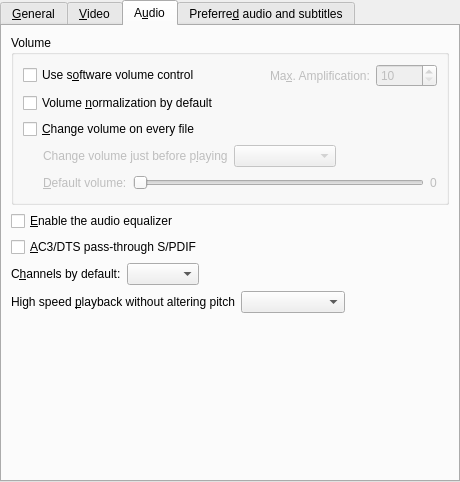
Above: src/prefgeneral.ui from wilbert2000/wzplayer before the change. Below: the same form after it.
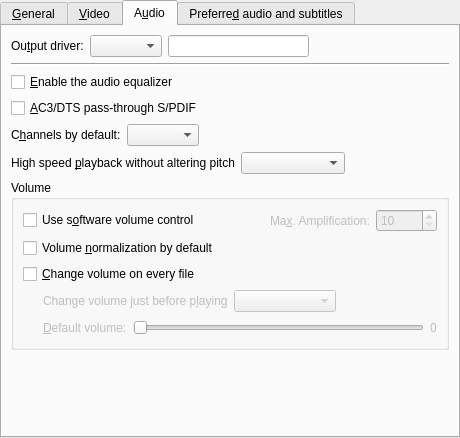
That is the form after the change. The open tabs and pages were chosen to show the change. Custom widgets are drawn as their Qt base class.

Commit message: Moved the comboboxes for the video & audio drivers to the Video and Audio tabs.

What changed in the file:
```diff
--- a/src/prefgeneral.ui
+++ b/src/prefgeneral.ui
@@ -6,7 +6,7 @@
     <x>0</x>
     <y>0</y>
     <width>460</width>
-    <height>482</height>
+    <height>438</height>
    </rect>
   </property>
   <layout class="QVBoxLayout" >
@@ -106,120 +106,6 @@
          </layout>
         </widget>
        </item>
-       <item>
-        <widget class="QGroupBox" name="groupBox_2" >
-         <property name="title" >
-          <string>Output drivers</string>
-         </property>
-         <layout class="QGridLayout" >
-          <property name="leftMargin" >
-           <number>9</number>
-          </property>
-          <property name="topMargin" >
-           <number>9</number>
-          </property>
-          <property name="rightMargin" >
-           <number>9</number>
-          </property>
-          <property name="bottomMargin" >
-           <number>9</number>
-          </property>
-          <property name="horizontalSpacing" >
-           <number>6</number>
-          </property>
-          <property name="verticalSpacing" >
-           <number>6</number>
-          </property>
-          <item row="1" column="0" >
-           <widget class="QLabel" name="ao_label" >
-            <property name="text" >
-             <string>&amp;Audio:</string>
-            </property>
-            <property name="wordWrap" >
-             <bool>false</bool>
-            </property>
-            <property name="buddy" >
-             <cstring>ao_combo</cstring>
-            </property>
-           </widget>
-          </item>
-          <item row="0" column="0" >
-           <widget class="QLabel" name="vo_label" >
-            <property name="text" >
-             <string>V&amp;ideo:</string>
-            </property>
-            <property name="wordWrap" >
-             <bool>false</bool>
-            </property>
-            <property name="buddy" >
-             <cstring>vo_combo</cstring>
-            </property>
-           </widget>
-          </item>
-          <item row="0" column="1" >
-           <widget class="QComboBox" name="vo_combo" >
-            <property name="sizePolicy" >
-             <sizepolicy vsizetype="Fixed" hsizetype="Preferred" >
-              <horstretch>0</horstretch>
-              <verstretch>0</verstretch>
-             </sizepolicy>
-            </property>
-            <property name="editable" >
-             <bool>false</bool>
-            </property>
-           </widget>
-          </item>
-          <item row="1" column="1" >
-           <widget class="QComboBox" name="ao_combo" >
-            <property name="sizePolicy" >
-             <sizepolicy vsizetype="Fixed" hsizetype="Preferred" >
-              <horstretch>0</horstretch>
-              <verstretch>0</verstretch>
-             </sizepolicy>
-            </property>
-            <property name="editable" >
-             <bool>false</bool>
-            </property>
-           </widget>
-          </item>
-          <item row="0" column="2" >
-           <widget class="QLineEdit" name="vo_user_defined_edit" />
-          </item>
-          <item row="1" column="2" >
-           <widget class="QLineEdit" name="ao_user_defined_edit" />
-          </item>
-          <item row="0" column="3" >
-           <spacer>
-            <property name="orientation" >
-             <enum>Qt::Horizontal</enum>
-            </property>
-            <property name="sizeType" >
-             <enum>QSizePolicy::Preferred</enum>
-            </property>
-            <property name="sizeHint" >
-             <size>
-              <width>61</width>
-              <height>21</height>
-             </size>
-            </property>
-           </spacer>
-          </item>
-          <item row="1" column="3" >
-           <spacer>
-            <property name="orientation" >
-             <enum>Qt::Horizontal</enum>
-            </property>
-            <property name="sizeHint" >
-             <size>
-              <width>81</width>
-              <height>20</height>
-             </size>
-            </property>
-           </spacer>
-          </item>
-         </layout>
-        </widget>
-       </item>
        <item>
         <widget class="QGroupBox" name="groupBox_3" >
          <property name="title" >
@@ -556,21 +442,170 @@
        <string>A&amp;udio</string>
       </attribute>
       <layout class="QVBoxLayout" >
-       <property name="spacing" >
-        <number>6</number>
-       </property>
-       <property name="leftMargin" >
-        <number>9</number>
-       </property>
-       <property name="topMargin" >
-        <number>9</number>
-       </property>
-       <property name="rightMargin" >
-        <number>9</number>
-       </property>
-       <property name="bottomMargin" >
-        <number>9</number>
-       </property>
+       <item>
+        <layout class="QHBoxLayout" >
+         <item>
+          <widget class="QLabel" name="ao_label" >
+           <property name="text" >
+            <string>Ou&amp;tput driver:</string>
+           </property>
+           <property name="wordWrap" >
+            <bool>false</bool>
+           </property>
+           <property name="buddy" >
+            <cstring>ao_combo</cstring>
+           </property>
+          </widget>
+         </item>
+         <item>
+          <widget class="QComboBox" name="ao_combo" >
+           <property name="sizePolicy" >
+            <sizepolicy vsizetype="Fixed" hsizetype="Preferred" >
+             <horstretch>0</horstretch>
+             <verstretch>0</verstretch>
+            </sizepolicy>
+           </property>
+           <property name="editable" >
+            <bool>false</bool>
+           </property>
+          </widget>
+         </item>
+         <item>
+          <widget class="QLineEdit" name="ao_user_defined_edit" />
+         </item>
+         <item>
+          <spacer>
+           <property name="orientation" >
+            <enum>Qt::Horizontal</enum>
+           </property>
+           <property name="sizeHint" >
+            <size>
+             <width>81</width>
+             <height>20</height>
+            </size>
+           </property>
+          </spacer>
+         </item>
+        </layout>
+       </item>
+       <item>
+        <widget class="Line" name="line_6" >
+         <property name="orientation" >
+          <enum>Qt::Horizontal</enum>
+         </property>
+        </widget>
+       </item>
+       <item>
+        <widget class="QCheckBox" name="audio_equalizer_check" >
+         <property name="text" >
+          <string>&amp;Enable the audio equalizer</string>
+         </property>
+        </widget>
+       </item>
+       <item>
+        <widget class="QCheckBox" name="hwac3_check" >
+         <property name="text" >
+          <string>&amp;AC3/DTS pass-through S/PDIF</string>
+         </property>
+        </widget>
+       </item>
+       <item>
+        <layout class="QHBoxLayout" >
+         <property name="spacing" >
+          <number>6</number>
+         </property>
+         <property name="leftMargin" >
+          <number>0</number>
+         </property>
+         <property name="topMargin" >
+          <number>0</number>
+         </property>
+         <property name="rightMargin" >
+          <number>0</number>
+         </property>
+         <property name="bottomMargin" >
+          <number>0</number>
+         </property>
+         <item>
+          <widget class="QLabel" name="label" >
+           <property name="text" >
+            <string>C&amp;hannels by default:</string>
+           </property>
+           <property name="buddy" >
+            <cstring>channels_combo</cstring>
+           </property>
+          </widget>
+         </item>
+         <item>
+          <widget class="QComboBox" name="channels_combo" />
+         </item>
+         <item>
+          <spacer>
+           <property name="orientation" >
+            <enum>Qt::Horizontal</enum>
+           </property>
+           <property name="sizeHint" >
+            <size>
+             <width>40</width>
+             <height>20</height>
+            </size>
+           </property>
+          </spacer>
+         </item>
+        </layout>
+       </item>
+       <item>
+        <layout class="QHBoxLayout" >
+         <property name="spacing" >
+          <number>6</number>
+         </property>
+         <property name="leftMargin" >
+          <number>0</number>
+         </property>
+         <property name="topMargin" >
+          <number>0</number>
+         </property>
+         <property name="rightMargin" >
+          <number>0</number>
+         </property>
+         <property name="bottomMargin" >
+          <number>0</number>
+         </property>
+         <item>
+          <widget class="QLabel" name="label_6" >
+           <property name="text" >
+            <string>High speed &amp;playback without altering pitch</string>
+           </property>
+           <property name="buddy" >
+            <cstring>scaletempo_combo</cstring>
+           </property>
+          </widget>
+         </item>
+         <item>
+          <widget class="TristateCombo" name="scaletempo_combo" >
+           <property name="sizePolicy" >
+            <sizepolicy vsizetype="Fixed" hsizetype="Expanding" >
+             <horstretch>0</horstretch>
+             <verstretch>0</verstretch>
+            </sizepolicy>
+           </property>
+          </widget>
+         </item>
+         <item>
+          <spacer>
+           <property name="orientation" >
+            <enum>Qt::Horizontal</enum>
+           </property>
+           <property name="sizeHint" >
+            <size>
+             <width>40</width>
+             <height>20</height>
+            </size>
+           </property>
+          </spacer>
+         </item>
+        </layout>
+       </item>
        <item>
         <widget class="QGroupBox" name="groupBox_4" >
          <property name="title" >
@@ -825,117 +860,6 @@
          </layout>
         </widget>
        </item>
-       <item>
-        <widget class="QCheckBox" name="audio_equalizer_check" >
-         <property name="text" >
-          <string>&amp;Enable the audio equalizer</string>
-         </property>
-        </widget>
-       </item>
-       <item>
-        <widget class="QCheckBox" name="hwac3_check" >
-         <property name="text" >
-          <string>&amp;AC3/DTS pass-through S/PDIF</string>
-         </property>
-        </widget>
-       </item>
-       <item>
-        <layout class="QHBoxLayout" >
-         <property name="spacing" >
-          <number>6</number>
-         </property>
-         <property name="leftMargin" >
-          <number>0</number>
-         </property>
-         <property name="topMargin" >
-          <number>0</number>
-         </property>
-         <property name="rightMargin" >
-          <number>0</number>
-         </property>
-         <property name="bottomMargin" >
-          <number>0</number>
-         </property>
-         <item>
-          <widget class="QLabel" name="label" >
-           <property name="text" >
-            <string>C&amp;hannels by default:</string>
-           </property>
-           <property name="buddy" >
-            <cstring>channels_combo</cstring>
-           </property>
-          </widget>
-         </item>
-         <item>
-          <widget class="QComboBox" name="channels_combo" />
-         </item>
-         <item>
-          <spacer>
-           <property name="orientation" >
-            <enum>Qt::Horizontal</enum>
-           </property>
-           <property name="sizeHint" >
-            <size>
-             <width>40</width>
-             <height>20</height>
-            </size>
-           </property>
-          </spacer>
-         </item>
-        </layout>
-       </item>
-       <item>
-        <layout class="QHBoxLayout" >
-         <property name="spacing" >
-          <number>6</number>
-         </property>
-         <property name="leftMargin" >
-          <number>0</number>
-         </property>
-         <property name="topMargin" >
-          <number>0</number>
-         </property>
-         <property name="rightMargin" >
-          <number>0</number>
-         </property>
-         <property name="bottomMargin" >
-          <number>0</number>
-         </property>
-         <item>
-          <widget class="QLabel" name="label_6" >
-           <property name="text" >
-            <string>High speed &amp;playback without altering pitch</string>
-           </property>
-           <property name="buddy" >
-            <cstring>scaletempo_combo</cstring>
-           </property>
-          </widget>
-         </item>
-         <item>
-          <widget class="TristateCombo" name="scaletempo_combo" >
-           <property name="sizePolicy" >
-            <sizepolicy vsizetype="Fixed" hsizetype="Expanding" >
-             <horstretch>0</horstretch>
-             <verstretch>0</verstretch>
-            </sizepolicy>
-           </property>
-          </widget>
-         </item>
-         <item>
-          <spacer>
-           <property name="orientation" >
-            <enum>Qt::Horizontal</enum>
-           </property>
-           <property name="sizeHint" >
-            <size>
-             <width>40</width>
-             <height>20</height>
-            </size>
-           </property>
-          </spacer>
-         </item>
-        </layout>
-       </item>
        <item>
         <spacer>
          <property name="orientation" >
@@ -946,8 +870,8 @@
          </property>
          <property name="sizeHint" >
           <size>
-           <width>20</width>
-           <height>20</height>
+           <width>438</width>
+           <height>41</height>
           </size>
          </property>
         </spacer>
```
Left out of the diff: 71 changed lines with no effect on the pictures. The commit also changes 1 other file.
